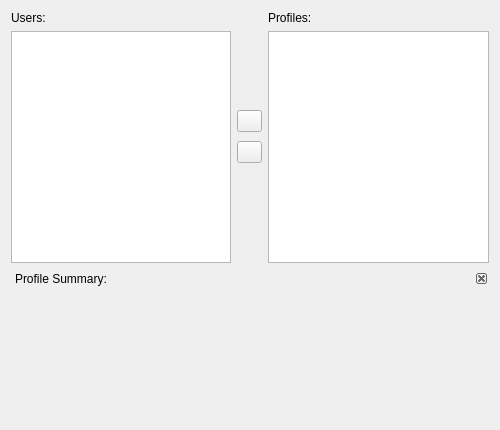
This is src/ui/usersWidget.ui in andrevmatos/Librix-ThinClient as Qt 5 draws it before an edit. The edited form follows.
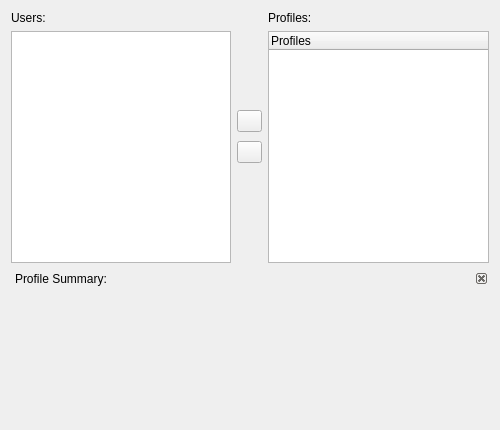
This is the edited form. Icons and pictures are not drawn.

Commit message:
First users/profiles actions
Add basic users actions. Now, in Users tab, you can add users to a profile, remove users from a profile, move users from a profile to other, using the buttons on middle area. TODO: Add drag&drop functions to this area.

Diff of the .ui file:
```diff
--- a/src/ui/usersWidget.ui
+++ b/src/ui/usersWidget.ui
@@ -102,7 +102,13 @@
           </widget>
          </item>
          <item>
-          <widget class="QTreeView" name="treeView"/>
+          <widget class="QTreeWidget" name="profilesTree">
+           <column>
+            <property name="text">
+             <string>Profiles</string>
+            </property>
+           </column>
+          </widget>
          </item>
         </layout>
        </widget>
```
Left out of the diff: 2 changed lines with no effect on the pictures. The commit also changes 10 other files.
